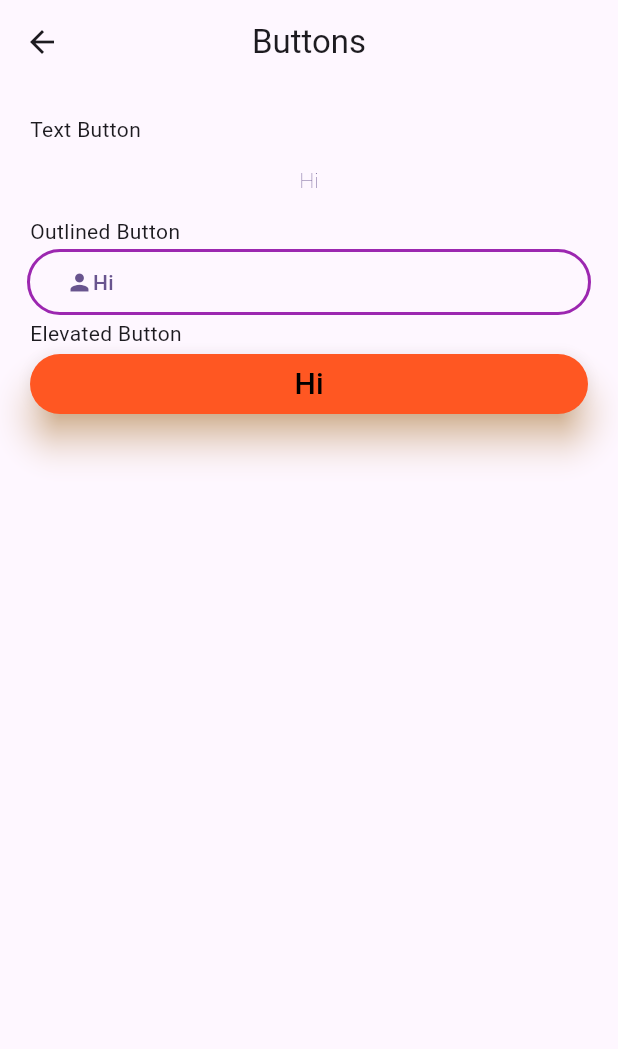
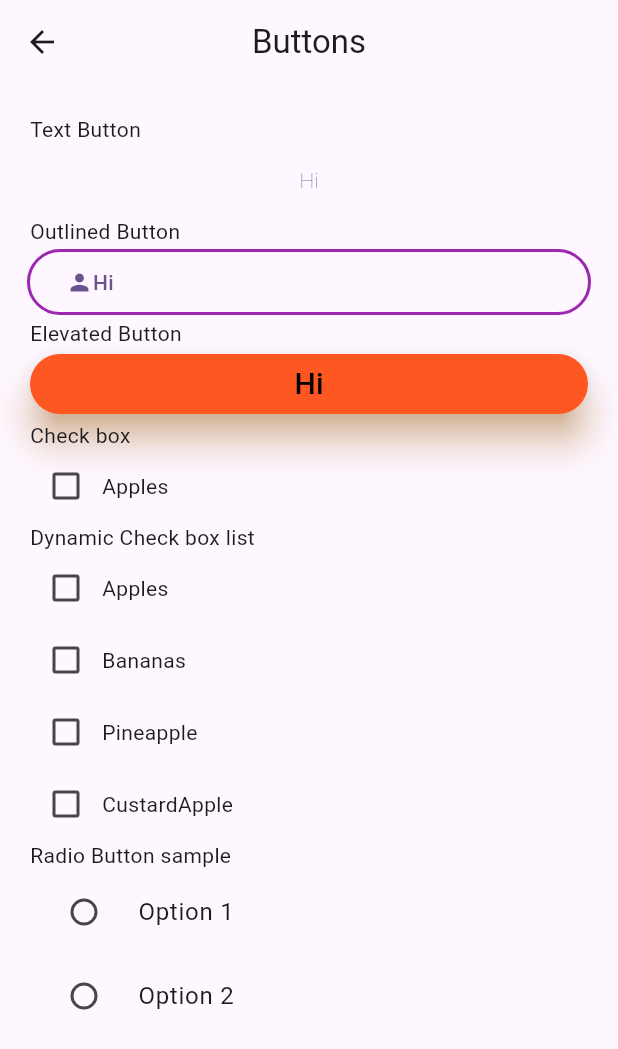
Before and after one commit to Pratyusha114/Flutter, a Flutter app: the ButtonsScreen screen opened by its route, on a phone screen of 412 x 824 dp. Shown: the top 1049 px of the screen. Run offline on Flutter 3.47's test engine with Material 3 defaults, Android fonts, the phone set to English and light mode, and no system bars; our stand-ins replace get.

Commit message:
Radio Buttons

```diff
--- a/lib/buttons_feature/buttons_sreen.dart
+++ b/lib/buttons_feature/buttons_sreen.dart
@@ -1,6 +1,9 @@
 import 'package:flutter/material.dart';
+import 'package:flutter_basics/buttons_feature/radio_buttons.dart';
 import 'package:get/get_core/src/get_main.dart';
 import 'package:get/get_navigation/get_navigation.dart';
+
+import 'check_box_widgets.dart';
 
 class ButtonsScreen extends StatelessWidget {
   const ButtonsScreen({super.key});
@@ -20,6 +23,7 @@ class ButtonsScreen extends StatelessWidget {
         ),
         body: Container(
             margin: const EdgeInsets.all(20),
+            child: SingleChildScrollView(
                 child: Column(
                 crossAxisAlignment: CrossAxisAlignment.stretch,
                 children: [
@@ -58,8 +62,14 @@ class ButtonsScreen extends StatelessWidget {
                     child: const Text(
                       "Hi",
                       style: TextStyle(color: Colors.black, fontSize: 20),
-                    ))
+                    )),
+                  const Text("Check box"),
+                  const CheckboxWidget(),
+                  const Text("Dynamic Check box list"),
+                  const DynamicCheckBoxList(),
+                  const Text("Radio Button sample"),
+                  const RadioButtonWidget()
               ],
-            )));
+            ))));
   }
 }
--- /dev/null
+++ b/lib/buttons_feature/check_box_widgets.dart
@@ -0,0 +1,73 @@
+
+import 'package:flutter/material.dart';
+
+class CheckboxWidget extends StatefulWidget {
+  const CheckboxWidget({super.key});
+
+  @override
+  State<CheckboxWidget> createState() => _CheckboxState();
+}
+
+class _CheckboxState extends State<CheckboxWidget> {
+  bool _checked = false;
+
+  @override
+  Widget build(BuildContext buildContext) {
+    return Row(children: [
+      Checkbox(
+        value: _checked,
+        onChanged: (checked) {
+          setState(() {
+            _checked = !_checked;
+          });
+        },
+      ),
+      const Text("Apples")
+    ]);
+  }
+}
+
+class DynamicCheckBoxList extends StatefulWidget {
+  const DynamicCheckBoxList({super.key});
+
+  @override
+  State<DynamicCheckBoxList> createState() => _CheckBoxItem();
+}
+
+class _CheckBoxItem extends State<DynamicCheckBoxList> {
+  final List<DataModelClass> _checkBoxData = getData();
+
+  @override
+  Widget build(BuildContext context) {
+    return Column(children: [
+      for (var model in _checkBoxData)
+        Row(children: [
+          Checkbox(
+            value: model.isSelected,
+            onChanged: (checked) {
+              setState(() {
+                model.isSelected = !model.isSelected;
+              });
+            },
+          ),
+          Text(model.title)
+        ])
+    ]);
+  }
+}
+
+class DataModelClass {
+  String title;
+  bool isSelected;
+
+  DataModelClass({required this.title, this.isSelected = false});
+}
+
+List<DataModelClass> getData() {
+  return [
+    DataModelClass(title: "Apples"),
+    DataModelClass(title: "Bananas"),
+    DataModelClass(title: "Pineapple"),
+    DataModelClass(title: "CustardApple"),
+  ];
+}
--- /dev/null
+++ b/lib/buttons_feature/radio_buttons.dart
@@ -0,0 +1,36 @@
+import 'package:flutter/material.dart';
+
+class RadioButtonWidget extends StatefulWidget {
+  const RadioButtonWidget({super.key});
+
+  @override
+  State<StatefulWidget> createState() => _GeneralRadioButton();
+}
+
+class _GeneralRadioButton extends State<RadioButtonWidget> {
+  int _selectedValue = -1;
+
+  @override
+  Widget build(BuildContext context) {
+    return Column(children: [
+      RadioListTile(
+          title: const Text("Option 1"),
+          value: 0,
+          groupValue: _selectedValue,
+          onChanged: (selected) => {
+                setState(() {
+                  _selectedValue = selected!;
+                })
+              }),
+      RadioListTile(
+          title: const Text("Option 2"),
+          value: 1,
+          groupValue: _selectedValue,
+          onChanged: (selected) => {
+                setState(() {
+                  _selectedValue = selected!;
+                })
+              })
+    ]);
+  }
+}
```
Lines whose indentation alone changed are shown as unchanged.
